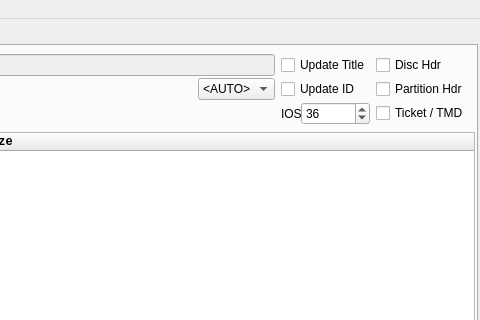
giantpune/qtwitgui, file gamewindow.ui: the form before one commit; both pictures show x 223 to 703 and y 0 to 320 of the 703 by 517 pixel window.
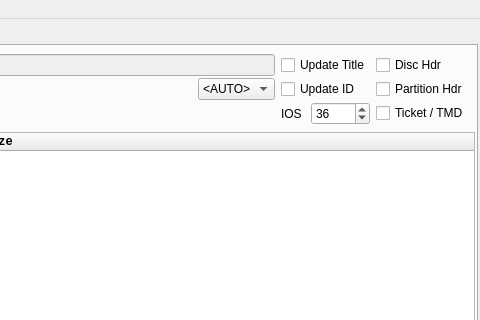
The form after the commit.

Commit message: * little adjustments to layouts in settings & gamewindow

What changed in the file:
```diff
--- a/gamewindow.ui
+++ b/gamewindow.ui
@@ -127,6 +127,9 @@
             <property name="formAlignment">
              <set>Qt::AlignLeading|Qt::AlignLeft|Qt::AlignVCenter</set>
             </property>
+            <property name="horizontalSpacing">
+             <number>9</number>
+            </property>
             <item row="0" column="0">
              <widget class="QLabel" name="label_ios">
               <property name="toolTip">
```
Left out of the diff: 2 changed lines with no effect on the pictures. The commit also changes 1 other file.
